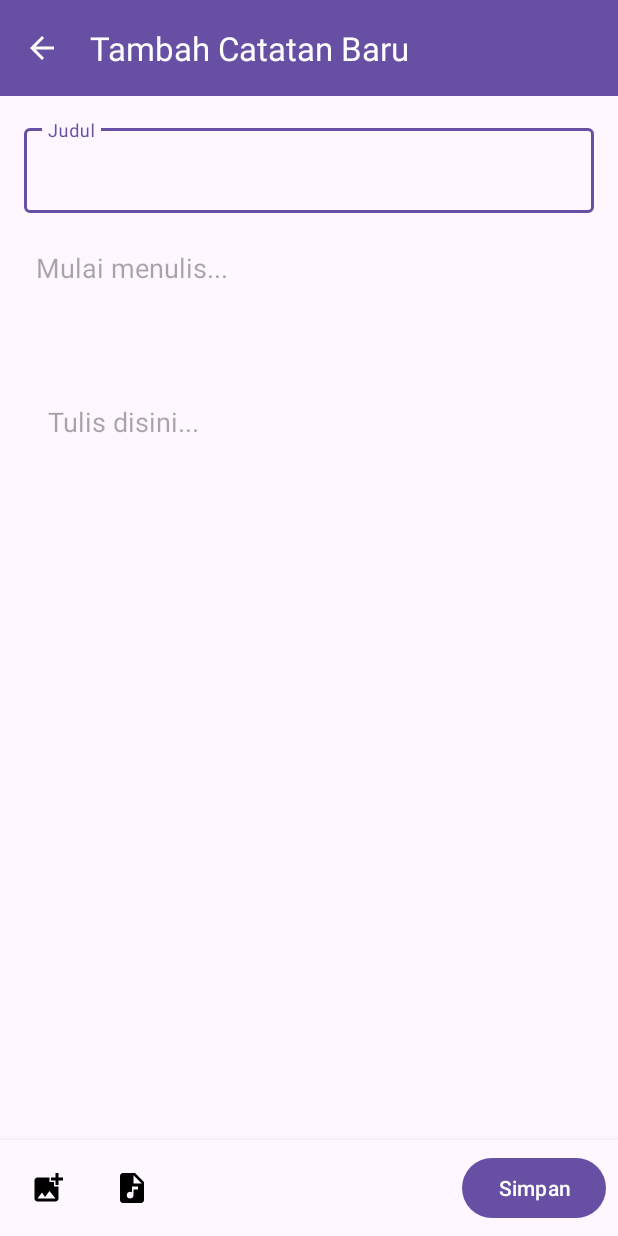
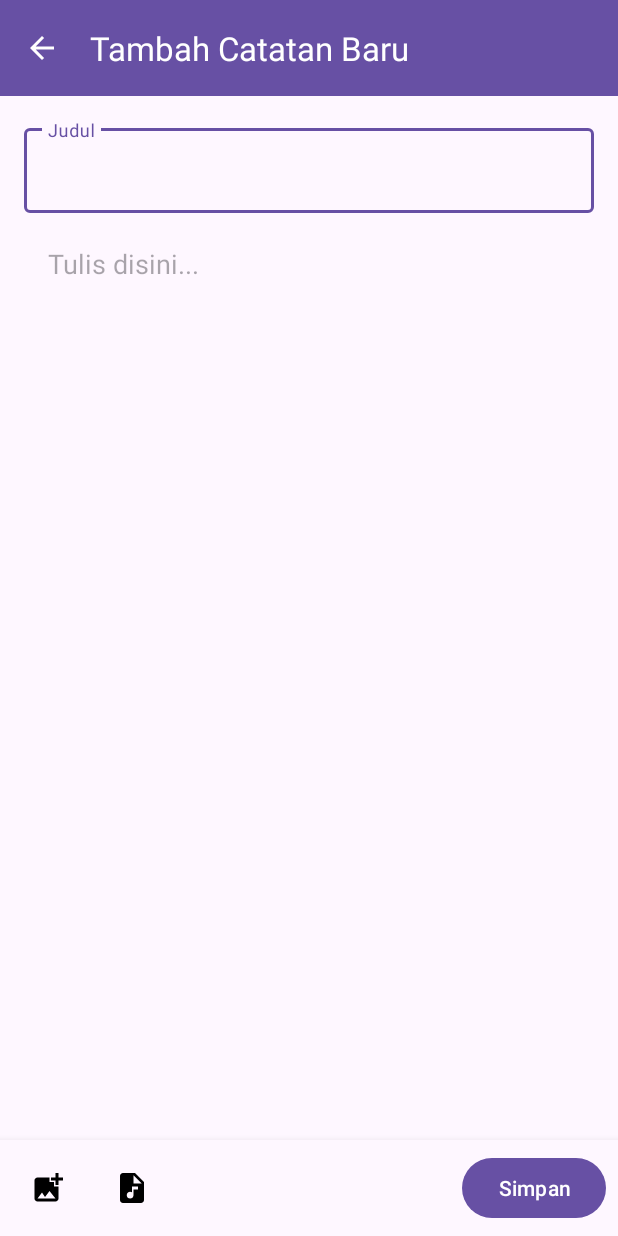
Before and after one commit to syaokifaradisa9/sqllite_notes, an Android app: the AddNoteActivity screen opened directly, with no data from a screen before it, on a phone screen of 412 x 824 dp. Run offline under Robolectric (Android 15) with nearby library versions, the phone set to English and light mode, and no system bars.

Commit message:
refactor: fix distance between text and image

```diff
--- a/app/src/main/java/com/example/sqllite_notes/AddNoteActivity.kt
+++ b/app/src/main/java/com/example/sqllite_notes/AddNoteActivity.kt
@@ -48,21 +48,21 @@ class AddNoteActivity : AppCompatActivity() {
         setupPermissionManager()
         setupListeners()
 
-        // Check if we're editing an existing note
         noteId = intent.getLongExtra(MainActivity.EXTRA_NOTE_ID, 0)
         Log.d(TAG, "Opening note with ID: $noteId")
 
+        binding.contentContainer.apply {
+            this.showDividers = LinearLayout.SHOW_DIVIDER_NONE
+        }
+
         if (noteId > 0) {
-            // Editing existing note
             loadNote(noteId)
         } else {
-            // Creating new note
             initializeEmptyContent()
         }
     }
 
     override fun onCreateOptionsMenu(menu: Menu?): Boolean {
-        // Only show delete option if editing an existing note
         if (noteId > 0) {
             menuInflater.inflate(R.menu.menu_delete_note, menu)
         }
@@ -144,7 +144,6 @@ class AddNoteActivity : AppCompatActivity() {
         supportActionBar?.setDisplayHomeAsUpEnabled(true)
         supportActionBar?.setDisplayShowHomeEnabled(true)
 
-        // Update title based on whether we're editing or creating
         if (noteId > 0) {
             binding.toolbar.title = "Edit Catatan"
         } else {
@@ -153,17 +152,14 @@ class AddNoteActivity : AppCompatActivity() {
     }
 
     private fun setupListeners() {
-        // Image button
         binding.btnAddImage.setOnClickListener {
             permissionManager.checkAndRequestPermission(PermissionManager.PermissionType.IMAGE)
         }
 
-        // Audio button
         binding.btnAddAudio.setOnClickListener {
             permissionManager.checkAndRequestPermission(PermissionManager.PermissionType.AUDIO)
         }
 
-        // Save button
         binding.btnSimpan.setOnClickListener {
             saveNote()
         }
@@ -208,7 +204,8 @@ class AddNoteActivity : AppCompatActivity() {
                                         ViewGroup.LayoutParams.MATCH_PARENT,
                                         600
                                     ).apply {
-                                        setMargins(16, 8, 16, 8)
+                                        // Removed top margin to reduce spacing
+                                        setMargins(16, 0, 16, 0)
                                     }
                                     scaleType = ImageView.ScaleType.CENTER_CROP
                                     setImageBitmap(bitmap)
@@ -224,8 +221,6 @@ class AddNoteActivity : AppCompatActivity() {
                                     base64String = base64String
                                 ))
 
-                                // Add a new text field after each image if this isn't the last item
-                                // or if the next item isn't already a text part
                                 if (part != parts.lastOrNull() &&
                                     (parts.indexOf(part) + 1 >= parts.size ||
                                             parts[parts.indexOf(part) + 1] !is NotePart.TextPart)) {
@@ -234,12 +229,10 @@ class AddNoteActivity : AppCompatActivity() {
                                     noteContentItems.add(NoteContentItem.Text(newEditText))
                                 }
                             } else {
-                                // Failed to decode - add an error message
                                 Log.e(TAG, "Failed to decode image")
                                 addImageLoadErrorMessage()
                             }
                         } else {
-                            // Not a valid image string - add an error message
                             Log.e(TAG, "Invalid image data format")
                             addImageLoadErrorMessage()
                         }
@@ -247,28 +240,29 @@ class AddNoteActivity : AppCompatActivity() {
                 }
             }
 
-            // If no content was loaded, add an empty text field
             if (noteContentItems.isEmpty()) {
                 initializeEmptyContent()
             }
         } else {
-            // Note not found, initialize with empty content
             initializeEmptyContent()
         }
     }
 
-    // Helper method to create a standardized EditText
     private fun createEditText(initialText: String): EditText {
         return EditText(this).apply {
             id = View.generateViewId()
             layoutParams = LinearLayout.LayoutParams(
                 ViewGroup.LayoutParams.MATCH_PARENT,
                 ViewGroup.LayoutParams.WRAP_CONTENT
-            )
+            ).apply {
+                // Add this to reduce bottom spacing
+                setMargins(24, 0, 24, 0) // Zero bottom margin
+            }
             hint = "Tulis disini..."
             setBackgroundResource(android.R.color.transparent)
-            setPadding(24, 16, 24, 16)
-            minHeight = 300
+            // Reduce the padding, especially the bottom padding
+            setPadding(0, 8, 0, 0) // Minimal top padding, zero bottom padding
+            minHeight = 100 // Reduce minimum height if needed
             gravity = android.view.Gravity.TOP or android.view.Gravity.START
             inputType = android.text.InputType.TYPE_CLASS_TEXT or android.text.InputType.TYPE_TEXT_FLAG_MULTI_LINE
             setText(initialText)
@@ -278,7 +272,6 @@ class AddNoteActivity : AppCompatActivity() {
         }
     }
 
-    // Helper method to add an error message when image loading fails
     private fun addImageLoadErrorMessage() {
         val errorText = EditText(this).apply {
             id = View.generateViewId()
@@ -289,14 +282,13 @@ class AddNoteActivity : AppCompatActivity() {
             setText("[Gagal memuat gambar]")
             isEnabled = false
             setTextColor(resources.getColor(android.R.color.holo_red_light, theme))
-            setPadding(24, 16, 24, 16)
+            setPadding(24, 0, 24, 0)
         }
 
         binding.contentContainer.addView(errorText)
         noteContentItems.add(NoteContentItem.Text(errorText))
     }
 
-    // Initialize with a single empty text field
     private fun initializeEmptyContent() {
         val firstEditText = createEditText("")
         binding.contentContainer.addView(firstEditText)
@@ -369,7 +361,8 @@ class AddNoteActivity : AppCompatActivity() {
                 ViewGroup.LayoutParams.MATCH_PARENT,
                 600
             ).apply {
-                setMargins(16, 8, 16, 8)
+                // Removed top margin to reduce spacing between text and image
+                setMargins(16, 0, 16, 0)
             }
             scaleType = ImageView.ScaleType.CENTER_CROP
             setImageURI(imageUri)
--- a/app/src/main/res/layout/activity_add_note.xml
+++ b/app/src/main/res/layout/activity_add_note.xml
@@ -54,25 +54,13 @@
                     android:maxLines="1" />
             </com.google.android.material.textfield.TextInputLayout>
 
-            <!-- Container untuk konten dinamis (text fields dan images) -->
             <LinearLayout
                 android:id="@+id/contentContainer"
                 android:layout_width="match_parent"
                 android:layout_height="wrap_content"
-                android:orientation="vertical">
-
-                <!-- Initial text field -->
-                <EditText
-                    android:id="@+id/edtContent1"
-                    android:layout_width="match_parent"
-                    android:layout_height="wrap_content"
-                    android:background="@null"
-                    android:hint="Mulai menulis..."
-                    android:inputType="textMultiLine"
-                    android:minHeight="100dp"
-                    android:gravity="top|start"
-                    android:padding="8dp" />
-
+                android:orientation="vertical"
+                android:padding="0dp"
+                android:clipToPadding="false">
             </LinearLayout>
         </LinearLayout>
     </androidx.core.widget.NestedScrollView>
```
